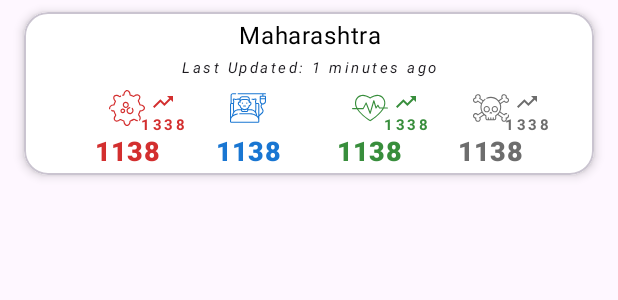
After one commit to programingmehdidehghani/Covid19Project, an Android app: the layout item_state.xml on its own in the app's theme, with its tools: preview values and no code run, on a phone screen of 412 x 824 dp. The commit adds this screen. Shown: the top 300 px of the screen. Run offline under Robolectric (Android 15) with nearby library versions, the phone set to English and light mode, and no system bars.

Commit message:
adds layout main

```diff
--- a/app/build.gradle
+++ b/app/build.gradle
@@ -69,4 +69,6 @@ dependencies {
     // Coroutines
     implementation 'org.jetbrains.kotlinx:kotlinx-coroutines-core:1.6.1'
     implementation 'org.jetbrains.kotlinx:kotlinx-coroutines-android:1.6.1'
+
+    implementation 'androidx.swiperefreshlayout:swiperefreshlayout:1.1.0'
 }
--- a/app/src/main/res/layout/activity_main.xml
+++ b/app/src/main/res/layout/activity_main.xml
@@ -1,18 +1,37 @@
 <?xml version="1.0" encoding="utf-8"?>
-<androidx.constraintlayout.widget.ConstraintLayout xmlns:android="http://schemas.android.com/apk/res/android"
+<LinearLayout xmlns:android="http://schemas.android.com/apk/res/android"
     xmlns:app="http://schemas.android.com/apk/res-auto"
     xmlns:tools="http://schemas.android.com/tools"
     android:layout_width="match_parent"
     android:layout_height="match_parent"
+    android:orientation="vertical"
     tools:context=".MainActivity">
 
-    <TextView
-        android:layout_width="wrap_content"
-        android:layout_height="wrap_content"
-        android:text="Hello World!"
-        app:layout_constraintBottom_toBottomOf="parent"
-        app:layout_constraintEnd_toEndOf="parent"
-        app:layout_constraintStart_toStartOf="parent"
-        app:layout_constraintTop_toTopOf="parent" />
+    <androidx.coordinatorlayout.widget.CoordinatorLayout
+        android:layout_width="match_parent"
+        android:layout_height="match_parent">
 
-</androidx.constraintlayout.widget.ConstraintLayout>
+        <include
+            android:id="@+id/appBarlayout"
+            layout="@layout/appbar_layout" />
+
+        <androidx.swiperefreshlayout.widget.SwipeRefreshLayout
+            android:id="@+id/swipeRefreshLayout"
+            android:layout_width="match_parent"
+            android:layout_height="wrap_content"
+            app:layout_behavior="com.google.android.material.appbar.AppBarLayout$ScrollingViewBehavior">
+
+            <androidx.recyclerview.widget.RecyclerView
+                android:id="@+id/recycler"
+                android:layout_width="match_parent"
+                android:layout_height="match_parent"
+                android:clipToPadding="false"
+                android:paddingBottom="@dimen/dimen_8"
+                app:layoutManager="androidx.recyclerview.widget.LinearLayoutManager"
+                tools:listitem="@layout/item_state" />
+
+        </androidx.swiperefreshlayout.widget.SwipeRefreshLayout>
+
+    </androidx.coordinatorlayout.widget.CoordinatorLayout>
+
+</LinearLayout>
--- /dev/null
+++ b/app/src/main/res/layout/appbar_layout.xml
@@ -0,0 +1,21 @@
+<?xml version="1.0" encoding="utf-8"?>
+<com.google.android.material.appbar.AppBarLayout xmlns:android="http://schemas.android.com/apk/res/android"
+    xmlns:app="http://schemas.android.com/apk/res-auto"
+    xmlns:tools="http://schemas.android.com/tools"
+    android:id="@+id/appBarlayout"
+    android:layout_width="match_parent"
+    android:layout_height="?actionBarSize"
+    android:background="@color/colorPrimary"
+    tools:showIn="@layout/activity_main">
+
+    <androidx.appcompat.widget.Toolbar
+        android:id="@+id/toolbar"
+        android:layout_width="match_parent"
+        android:layout_height="wrap_content"
+        app:layout_scrollFlags="scroll|snap|enterAlways"
+        app:subtitleTextAppearance="@style/ToolBarSubtitle"
+        app:title="@string/app_name"
+        app:titleTextColor="@color/color_toolbar_title">
+
+    </androidx.appcompat.widget.Toolbar>
+</com.google.android.material.appbar.AppBarLayout>
--- /dev/null
+++ b/app/src/main/res/layout/item_state.xml
@@ -0,0 +1,243 @@
+<?xml version="1.0" encoding="utf-8"?>
+<com.google.android.material.card.MaterialCardView xmlns:android="http://schemas.android.com/apk/res/android"
+    xmlns:app="http://schemas.android.com/apk/res-auto"
+    xmlns:tools="http://schemas.android.com/tools"
+    android:layout_width="match_parent"
+    android:layout_height="wrap_content"
+    android:layout_marginStart="@dimen/dimen_16"
+    android:layout_marginTop="@dimen/dimen_8"
+    android:layout_marginEnd="@dimen/dimen_16"
+    android:layout_marginBottom="@dimen/dimen_8"
+    android:padding="@dimen/dimen_8"
+    app:cardBackgroundColor="@color/colorSurface"
+    app:cardCornerRadius="@dimen/dimen_16"
+    app:cardElevation="@dimen/dimen_4">
+
+    <androidx.constraintlayout.widget.ConstraintLayout
+        android:layout_width="match_parent"
+        android:layout_height="wrap_content">
+
+        <TextView
+            android:id="@+id/textState"
+            style="@style/TextStateName"
+            android:layout_width="0dp"
+            android:layout_height="wrap_content"
+            android:layout_marginTop="@dimen/dimen_4"
+            android:textAlignment="center"
+            app:layout_constraintEnd_toEndOf="parent"
+            app:layout_constraintHorizontal_bias="0.0"
+            app:layout_constraintStart_toStartOf="parent"
+            app:layout_constraintTop_toTopOf="parent"
+            tools:text="Maharashtra" />
+
+        <TextView
+            android:id="@+id/textLastUpdatedView"
+            style="@style/TextLastUpdatedTime"
+            android:layout_width="0dp"
+            android:layout_height="wrap_content"
+            android:layout_marginTop="@dimen/dimen_4"
+            android:textAlignment="center"
+            android:textAllCaps="false"
+            app:layout_constraintEnd_toEndOf="parent"
+            app:layout_constraintStart_toStartOf="parent"
+            app:layout_constraintTop_toBottomOf="@+id/textState"
+            tools:text="Last Updated: 1 minutes ago" />
+
+        <ImageView
+            android:id="@+id/imageView8"
+            android:layout_width="@dimen/dimen_24"
+            android:layout_height="@dimen/dimen_24"
+            android:contentDescription="@string/confirmed"
+            android:src="@drawable/ic_virus"
+            app:layout_constraintBottom_toBottomOf="@+id/imageView9"
+            app:layout_constraintEnd_toStartOf="@+id/imageView9"
+            app:layout_constraintStart_toStartOf="parent"
+            app:layout_constraintTop_toTopOf="@+id/imageView9"
+            app:tint="@color/color_confirmed" />
+
+        <TextView
+            android:id="@+id/textConfirmed"
+            style="@style/TextCountSmall"
+            android:layout_width="wrap_content"
+            android:layout_height="wrap_content"
+            android:textColor="@color/color_confirmed"
+            android:textSize="18sp"
+            app:layout_constraintEnd_toEndOf="@+id/imageView8"
+            app:layout_constraintStart_toStartOf="@+id/imageView8"
+            app:layout_constraintTop_toBottomOf="@+id/imageView8"
+            tools:text="1138" />
+
+        <ImageView
+            android:id="@+id/imageView9"
+            android:layout_width="@dimen/dimen_24"
+            android:layout_height="@dimen/dimen_24"
+            android:contentDescription="@string/active"
+            android:src="@drawable/ic_patient"
+            app:layout_constraintBottom_toBottomOf="@+id/imageView10"
+            app:layout_constraintEnd_toStartOf="@+id/imageView10"
+            app:layout_constraintHorizontal_bias="0.5"
+            app:layout_constraintStart_toEndOf="@+id/imageView8"
+            app:layout_constraintTop_toTopOf="@+id/imageView10"
+            app:tint="@color/color_active" />
+
+        <TextView
+            android:id="@+id/textActive"
+            style="@style/TextCountSmall"
+            android:layout_width="wrap_content"
+            android:layout_height="wrap_content"
+            android:textColor="@color/color_active"
+            android:textSize="18sp"
+            app:layout_constraintEnd_toEndOf="@+id/imageView9"
+            app:layout_constraintStart_toStartOf="@+id/imageView9"
+            app:layout_constraintTop_toBottomOf="@+id/imageView9"
+            tools:text="1138" />
+
+        <ImageView
+            android:id="@+id/imageView10"
+            android:layout_width="@dimen/dimen_24"
+            android:layout_height="@dimen/dimen_24"
+            android:contentDescription="@string/recovered"
+            android:src="@drawable/ic_heart"
+            app:layout_constraintBottom_toBottomOf="@+id/imageView11"
+            app:layout_constraintEnd_toStartOf="@+id/imageView11"
+            app:layout_constraintHorizontal_bias="0.5"
+            app:layout_constraintStart_toEndOf="@+id/imageView9"
+            app:layout_constraintTop_toTopOf="@+id/imageView11"
+            app:tint="@color/color_recovered" />
+
+        <TextView
+            android:id="@+id/textRecovered"
+            style="@style/TextCountSmall"
+            android:layout_width="wrap_content"
+            android:layout_height="wrap_content"
+            android:textColor="@color/color_recovered"
+            android:textSize="18sp"
+            app:layout_constraintEnd_toEndOf="@+id/imageView10"
+            app:layout_constraintStart_toStartOf="@+id/imageView10"
+            app:layout_constraintTop_toBottomOf="@+id/imageView10"
+            tools:text="1138" />
+
+        <ImageView
+            android:id="@+id/imageView11"
+            android:layout_width="@dimen/dimen_24"
+            android:layout_height="@dimen/dimen_24"
+            android:layout_marginTop="@dimen/dimen_8"
+            android:contentDescription="@string/deaths"
+            android:src="@drawable/ic_death"
+            app:layout_constraintEnd_toEndOf="parent"
+            app:layout_constraintHorizontal_bias="0.5"
+            app:layout_constraintStart_toEndOf="@+id/imageView10"
+            app:layout_constraintTop_toBottomOf="@+id/textLastUpdatedView"
+            app:tint="@color/color_death" />
+
+        <TextView
+            android:id="@+id/textDeath"
+            style="@style/TextCountSmall"
+            android:layout_width="wrap_content"
+            android:layout_height="wrap_content"
+            android:textColor="@color/color_death"
+            android:textSize="18sp"
+            app:layout_constraintBottom_toBottomOf="parent"
+            app:layout_constraintEnd_toEndOf="@+id/imageView11"
+            app:layout_constraintStart_toStartOf="@+id/imageView11"
+            app:layout_constraintTop_toBottomOf="@+id/imageView11"
+            tools:text="1138" />
+
+        <ImageView
+            android:id="@+id/imageView12"
+            android:layout_width="@dimen/dimen_16"
+            android:layout_height="@dimen/dimen_16"
+            android:layout_marginStart="@dimen/dimen_4"
+            app:layout_constraintBottom_toBottomOf="@+id/imageView8"
+            app:layout_constraintStart_toEndOf="@+id/imageView8"
+            app:layout_constraintTop_toTopOf="@+id/imageView8"
+            app:layout_constraintVertical_bias="0.0"
+            app:srcCompat="@drawable/ic_trending_up"
+            app:tint="@color/color_confirmed" />
+
+        <ImageView
+            android:id="@+id/imageView13"
+            android:layout_width="@dimen/dimen_16"
+            android:layout_height="@dimen/dimen_16"
+            android:layout_marginStart="@dimen/dimen_4"
+            app:layout_constraintBottom_toBottomOf="@+id/imageView10"
+            app:layout_constraintStart_toEndOf="@+id/imageView10"
+            app:layout_constraintTop_toTopOf="@+id/imageView10"
+            app:layout_constraintVertical_bias="0.0"
+            app:srcCompat="@drawable/ic_trending_up"
+            app:tint="@color/color_recovered" />
+
+        <ImageView
+            android:id="@+id/imageView14"
+            android:layout_width="@dimen/dimen_16"
+            android:layout_height="@dimen/dimen_16"
+            android:layout_marginStart="@dimen/dimen_4"
+            app:layout_constraintBottom_toBottomOf="@+id/imageView11"
+            app:layout_constraintStart_toEndOf="@+id/imageView11"
+            app:layout_constraintTop_toTopOf="@+id/imageView11"
+            app:layout_constraintVertical_bias="0.0"
+            app:srcCompat="@drawable/ic_trending_up"
+            app:tint="@color/color_death" />
+
+        <TextView
+            android:id="@+id/textStateNewConfirm"
+            style="@style/TextCountDelta"
+            android:layout_width="wrap_content"
+            android:layout_height="wrap_content"
+            android:textColor="@color/color_confirmed"
+            app:layout_constraintEnd_toEndOf="@+id/imageView12"
+            app:layout_constraintStart_toStartOf="@+id/imageView12"
+            app:layout_constraintTop_toBottomOf="@+id/imageView12"
+            tools:text="1338" />
+
+        <TextView
+            android:id="@+id/textStateNewRecover"
+            style="@style/TextCountDelta"
+            android:layout_width="wrap_content"
+            android:layout_height="wrap_content"
+            android:textColor="@color/color_recovered"
+            app:layout_constraintEnd_toEndOf="@+id/imageView13"
+            app:layout_constraintStart_toStartOf="@+id/imageView13"
+            app:layout_constraintTop_toBottomOf="@+id/imageView13"
+            tools:text="1338" />
+
+        <TextView
+            android:id="@+id/textStateNewDeath"
+            style="@style/TextCountDelta"
+            android:layout_width="wrap_content"
+            android:layout_height="wrap_content"
+            android:textColor="@color/color_death"
+            app:layout_constraintEnd_toEndOf="@+id/imageView14"
+            app:layout_constraintStart_toStartOf="@+id/imageView14"
+            app:layout_constraintTop_toBottomOf="@+id/imageView14"
+            tools:text="1338" />
+
+        <androidx.constraintlayout.widget.Group
+            android:id="@+id/groupStateNewConfirm"
+            android:layout_width="wrap_content"
+            android:layout_height="wrap_content"
+            android:visibility="visible"
+            app:constraint_referenced_ids="textStateNewConfirm,imageView12"
+            tools:layout_editor_absoluteX="@dimen/dimen_84"
+            tools:layout_editor_absoluteY="@dimen/dimen_84" />
+
+        <androidx.constraintlayout.widget.Group
+            android:id="@+id/groupStateNewRecover"
+            android:layout_width="wrap_content"
+            android:layout_height="wrap_content"
+            android:visibility="visible"
+            app:constraint_referenced_ids="textStateNewRecover,imageView13"
+            tools:layout_editor_absoluteX="@dimen/dimen_84"
+            tools:layout_editor_absoluteY="@dimen/dimen_84" />
+
+        <androidx.constraintlayout.widget.Group
+            android:id="@+id/groupStateNewDeaths"
+            android:layout_width="wrap_content"
+            android:layout_height="wrap_content"
+            android:visibility="visible"
+            app:constraint_referenced_ids="textStateNewDeath,imageView14"
+            tools:layout_editor_absoluteX="@dimen/dimen_84"
+            tools:layout_editor_absoluteY="@dimen/dimen_84" />
+
+    </androidx.constraintlayout.widget.ConstraintLayout>
+</com.google.android.material.card.MaterialCardView>
```
Also changed, not shown: build.gradle (+6 -1 lines).
